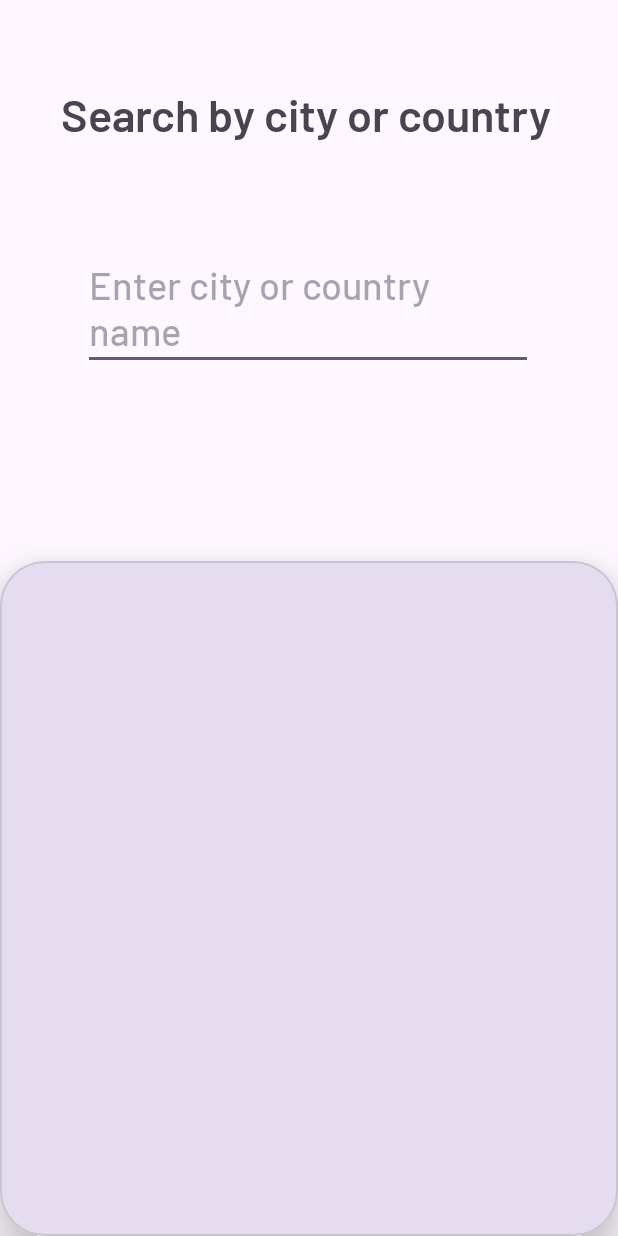
After one commit to NisargPatel14/MAD_ASSIGNMENT_2_21012011164, an Android app: the finalScreen screen opened directly, with no data from a screen before it, on a phone screen of 412 x 824 dp. The commit adds this screen. Run offline under Robolectric (Android 15) with nearby library versions, the phone set to English and light mode, and no system bars.

Commit message:
Sixth Commit Final Screen Created

```diff
--- a/app/src/main/AndroidManifest.xml
+++ b/app/src/main/AndroidManifest.xml
@@ -1,7 +1,7 @@
 <?xml version="1.0" encoding="utf-8"?>
 <manifest xmlns:android="http://schemas.android.com/apk/res/android"
     xmlns:tools="http://schemas.android.com/tools">
-
+    <uses-permission android:name="android.permission.INTERNET"/>
     <application
         android:allowBackup="true"
         android:dataExtractionRules="@xml/data_extraction_rules"
@@ -12,6 +12,9 @@
         android:supportsRtl="true"
         android:theme="@style/Theme.MAD_ASSIGNMENT_2_21012011164"
         tools:targetApi="31">
+        <activity
+            android:name=".finalScreen"
+            android:exported="false" />
         <activity
             android:name=".MainIntroScreen"
             android:exported="false" />
--- a/app/src/main/java/com/nisargpatel/mad_assignment_2_21012011164/MainIntroScreen.kt
+++ b/app/src/main/java/com/nisargpatel/mad_assignment_2_21012011164/MainIntroScreen.kt
@@ -1,13 +1,20 @@
 package com.nisargpatel.mad_assignment_2_21012011164
 
+import android.content.Intent
 import androidx.appcompat.app.AppCompatActivity
 import android.os.Bundle
+import android.widget.Button
 
 class MainIntroScreen : AppCompatActivity() {
     override fun onCreate(savedInstanceState: Bundle?) {
         super.onCreate(savedInstanceState)
         setContentView(R.layout.activity_main_intro_screen)
 
+        val introBtn: Button = findViewById(R.id.button)
+        introBtn.setOnClickListener{
+            val intent = Intent(this,finalScreen::class.java)
+            startActivity(intent)
+        }
 
     }
 }
--- /dev/null
+++ b/app/src/main/java/com/nisargpatel/mad_assignment_2_21012011164/finalScreen.kt
@@ -0,0 +1,11 @@
+package com.nisargpatel.mad_assignment_2_21012011164
+
+import androidx.appcompat.app.AppCompatActivity
+import android.os.Bundle
+
+class finalScreen : AppCompatActivity() {
+    override fun onCreate(savedInstanceState: Bundle?) {
+        super.onCreate(savedInstanceState)
+        setContentView(R.layout.activity_final_screen)
+    }
+}
--- /dev/null
+++ b/app/src/main/res/layout/activity_final_screen.xml
@@ -0,0 +1,51 @@
+<?xml version="1.0" encoding="utf-8"?>
+<androidx.constraintlayout.widget.ConstraintLayout xmlns:android="http://schemas.android.com/apk/res/android"
+    xmlns:app="http://schemas.android.com/apk/res-auto"
+    xmlns:tools="http://schemas.android.com/tools"
+    android:layout_width="match_parent"
+    android:layout_height="match_parent"
+    tools:context=".finalScreen">
+
+    <TextView
+        android:id="@+id/textView4"
+        android:layout_width="wrap_content"
+        android:layout_height="wrap_content"
+        android:fontFamily="@font/barlowsemibold"
+        android:text="Search by city or country"
+        android:textSize="30dp"
+        app:layout_constraintBottom_toBottomOf="parent"
+        app:layout_constraintEnd_toEndOf="parent"
+        app:layout_constraintHorizontal_bias="0.482"
+        app:layout_constraintStart_toStartOf="parent"
+        app:layout_constraintTop_toTopOf="parent"
+        app:layout_constraintVertical_bias="0.07" />
+
+    <EditText
+        android:id="@+id/editText1"
+        android:layout_width="300dp"
+        android:layout_height="wrap_content"
+        android:fontFamily="@font/barlowmedium"
+        android:textSize="25dp"
+        android:hint="Enter city or country name"
+        app:layout_constraintBottom_toBottomOf="parent"
+        app:layout_constraintEnd_toEndOf="parent"
+        app:layout_constraintHorizontal_bias="0.495"
+        app:layout_constraintStart_toStartOf="parent"
+        app:layout_constraintTop_toTopOf="parent"
+        app:layout_constraintVertical_bias="0.219" />
+
+    <com.google.android.material.card.MaterialCardView
+        android:layout_width="match_parent"
+        android:layout_height="450dp"
+        app:cardCornerRadius="30dp"
+        app:cardElevation="20dp"
+        app:layout_constraintBottom_toBottomOf="parent"
+        app:layout_constraintEnd_toEndOf="parent"
+        app:layout_constraintHorizontal_bias="1.0"
+        app:layout_constraintStart_toStartOf="parent"
+        app:layout_constraintTop_toTopOf="parent"
+        app:layout_constraintVertical_bias="1.0">
+
+    </com.google.android.material.card.MaterialCardView>
+
+</androidx.constraintlayout.widget.ConstraintLayout>
```
